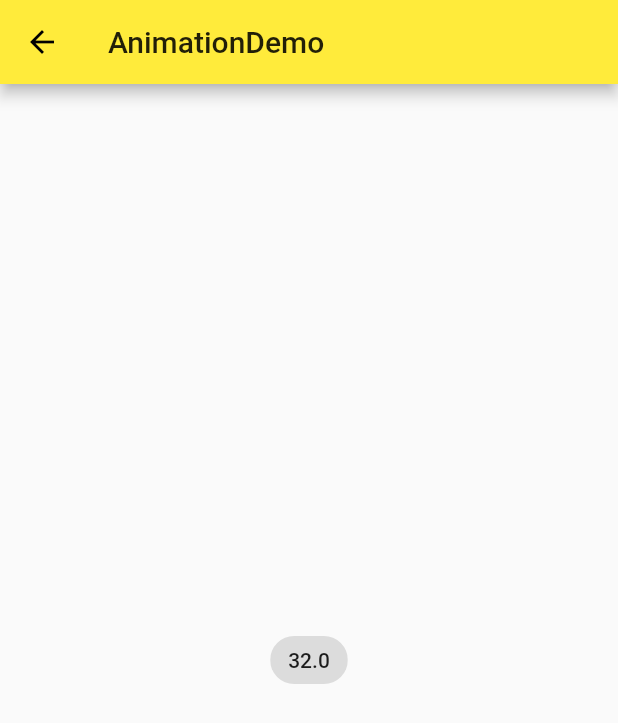
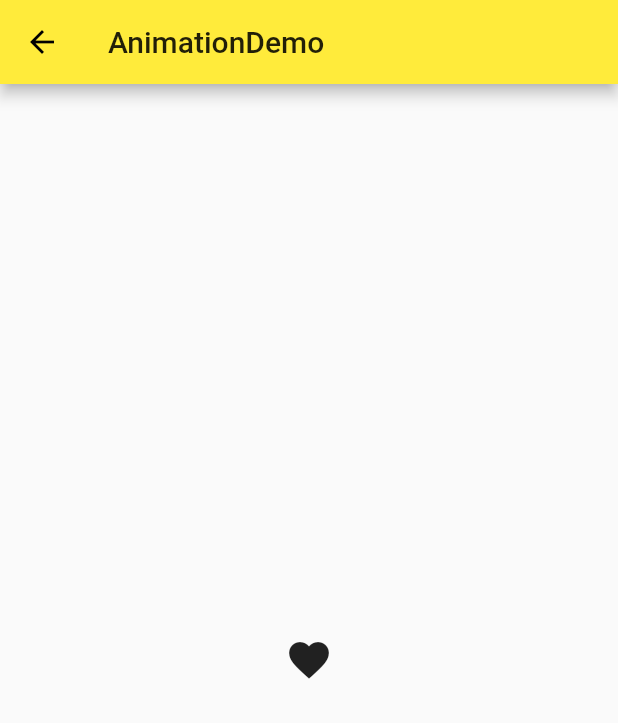
Before and after one commit to yanhao98/ninghao_flutter, a Flutter app: the screen it shows after launch, on a phone screen of 412 x 824 dp. Shown: the top 723 px of the screen. Run offline on Flutter 3.47's test engine with Material 2 defaults, Android fonts, the phone set to English and light mode, and no system bars; our stand-ins replace rxdart.

Commit message:
动画的状态

```diff
--- a/lib/demo/animation/animation_demo.dart
+++ b/lib/demo/animation/animation_demo.dart
@@ -26,9 +26,9 @@ class AnimationDemoHomeState extends State<AnimationDemoHome>
     super.initState();
 
     animationDemoController = AnimationController(
-      duration: Duration(milliseconds: 3000),
+      duration: Duration(milliseconds: 1000),
       value: 32.0, // 初始值
-      lowerBound: 0.0,
+      lowerBound: 32.0,
       upperBound: 100.0,
       vsync: this,
     );
@@ -36,6 +36,10 @@ class AnimationDemoHomeState extends State<AnimationDemoHome>
     animationDemoController.addListener(() {
       // print('${animationDemoController.value}');
       setState(() {});
+    });
+
+    animationDemoController.addStatusListener((AnimationStatus status) {
+      print(status);
     });
 
     // animationDemoController.forward();
@@ -50,10 +54,18 @@ class AnimationDemoHomeState extends State<AnimationDemoHome>
   @override
   Widget build(BuildContext context) {
     return Center(
-      child: ActionChip(
-        label: Text('${animationDemoController.value}'),
+      child: IconButton(
+        icon: Icon(Icons.favorite),
+        iconSize: animationDemoController.value,
         onPressed: () {
-          animationDemoController.forward();
+          print('现在的状态：${animationDemoController.status}');
+          switch (animationDemoController.status) {
+            case AnimationStatus.completed:
+              animationDemoController.reverse();
+              break;
+            default:
+              animationDemoController.forward();
+          }
         },
       ),
     );
```
